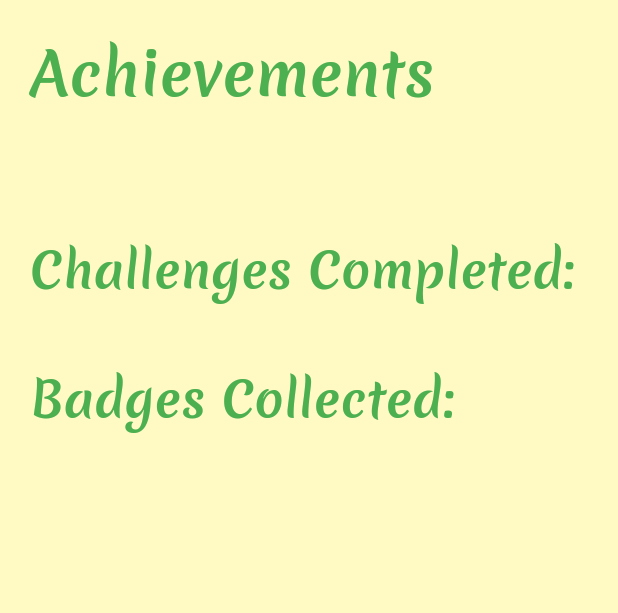
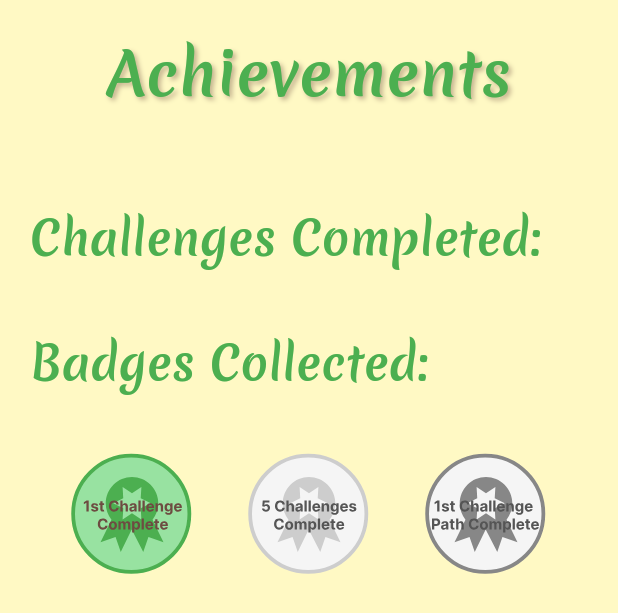
Before and after one commit to maureensanchez99/Geaux-Hack-2025, a Flutter app: the AchievementPage widget shown alone on an empty page, opened directly, on a phone screen of 412 x 824 dp. Shown: the top 613 px of the screen. Run offline on Flutter 3.47's test engine with Material 3 defaults, Android fonts, the phone set to English and light mode, and no system bars; our stand-ins replace flutter_svg; missing offline and left inert: nfc_manager.

Commit message:
changed stylings to fit mobile, added assets

```diff
--- a/naturequest/lib/pages/achievements.dart
+++ b/naturequest/lib/pages/achievements.dart
@@ -1,11 +1,29 @@
 import 'package:flutter/material.dart';
-import '/../main.dart';
+import 'package:flutter_svg/flutter_svg.dart';
+import '../main.dart';
 
 class AchievementPage extends StatelessWidget {
   const AchievementPage({super.key});
 
+  final List<bool> badgeStatus = const [true, false, false];
+
   @override
   Widget build(BuildContext context) {
+    final List<Map<String, String>> badgeFiles = [
+      {
+        'locked': 'assets/welcome_badge_grey.svg',
+        'unlocked': 'assets/welcome_badge.svg',
+      },
+      {
+        'locked': 'assets/5_badges_grey.svg',
+        'unlocked': 'assets/5_badges.svg',
+      },
+      {
+        'locked': 'assets/challenge_path_badge_grey.svg',
+        'unlocked': 'assets/challenge_path_badge.svg',
+      },
+    ];
+
     return Padding(
       padding: const EdgeInsets.symmetric(horizontal: 20.0),
       child: Column(
@@ -13,36 +31,64 @@ class AchievementPage extends StatelessWidget {
         crossAxisAlignment: CrossAxisAlignment.start,
         children: [
           const SizedBox(height: 20),
-          Text(
+          Center(
+            child: Text(
               'Achievements',
               style: TextStyle(
                 fontFamily: 'Merienda',
                 fontSize: 40,
                 fontWeight: FontWeight.w700,
                 color: NatureQuestApp.natureGreen,
-            )
+                shadows: [
+                  Shadow(
+                    color: NatureQuestApp.earthyBrown.withOpacity(0.4),
+                    offset: const Offset(2, 2),
+                    blurRadius: 4,
                   ),
-          const SizedBox(height: 80),
+                ],
+              ),
+            ),
+          ),
+
+          const SizedBox(height: 60),
+
           Text(
             'Challenges Completed:',
-            // Pull challenge location from database
             style: TextStyle(
               fontFamily: 'Merienda',
-              fontSize: 32,
+              fontSize: 30,
               fontWeight: FontWeight.w700,
               color: NatureQuestApp.natureGreen,
-            )
             ),
+          ),
+
           const SizedBox(height: 40),
+
           Text(
             'Badges Collected:',
-            // Pull challenge description from database
             style: TextStyle(
               fontFamily: 'Merienda',
-              fontSize: 32,
+              fontSize: 30,
               fontWeight: FontWeight.w700,
               color: NatureQuestApp.natureGreen,
-            )
+            ),
+          ),
+
+          const SizedBox(height: 30),
+
+          Row(
+            mainAxisAlignment: MainAxisAlignment.spaceEvenly,
+            children: List.generate(badgeFiles.length, (index) {
+              final bool isUnlocked = badgeStatus[index];
+              final String svgFile = isUnlocked
+                  ? badgeFiles[index]['unlocked']!
+                  : badgeFiles[index]['locked']!;
+              return SvgPicture.asset(
+                svgFile,
+                height: 100,
+                width: 100,
+              );
+            }),
           ),
         ],
       ),
--- a/naturequest/pubspec.yaml
+++ b/naturequest/pubspec.yaml
@@ -13,7 +13,7 @@ dependencies:
   flutter_svg: ^2.0.5
   cupertino_icons: ^1.0.8
   nfc_manager: ^4.1.1
-  flutter_launcher_icons: "^0.13.1"
+  flutter_launcher_icons: ^0.14.4
 
 dev_dependencies:
   flutter_test:
```
Also changed, not shown: naturequest/lib/pages/game.dart (+15 -8 lines), naturequest/lib/pages/landing.dart (+9 -7 lines), naturequest/lib/pages/profile.dart (+8 -4 lines), naturequest/assets/5_badges.svg (added), naturequest/assets/5_badges_grey.svg (added), naturequest/assets/challenge_path_badge.svg (added), naturequest/assets/challenge_path_badge_grey.svg (added), naturequest/assets/welcome_badge.svg (added), naturequest/assets/welcome_badge_grey.svg (added), naturequest/pubspec.lock. Lines whose indentation alone changed are shown as unchanged.
